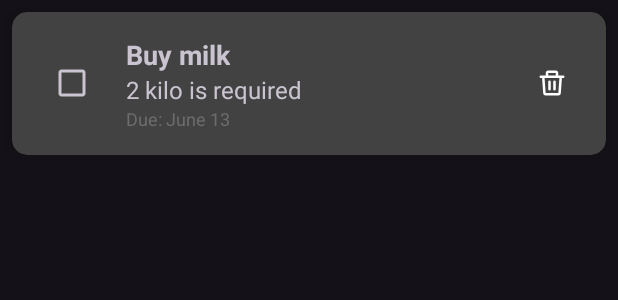
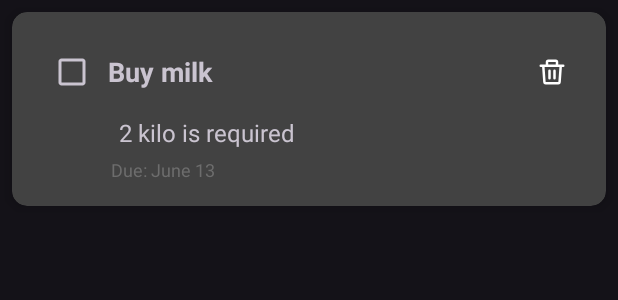
Before and after one commit to fatimaNoori77/TaskManager-MVVM-Clean, an Android app: the layout item_task.xml on its own in the app's theme, with its tools: preview values and no code run, on a phone screen of 412 x 824 dp. Shown: the top 300 px of the screen. Run offline under Robolectric (Android 15) with nearby library versions, the phone set to English and light mode, and no system bars; network calls fail.

Commit message:
add time picker, fix some ui bug, show time in task list

```diff
--- a/app/src/main/java/ir/noori/taskmanager/presentation/notification/NotificationHelper.kt
+++ b/app/src/main/java/ir/noori/taskmanager/presentation/notification/NotificationHelper.kt
@@ -5,6 +5,7 @@ import android.app.NotificationManager
 import android.app.PendingIntent
 import android.content.Context
 import android.content.Intent
+import android.graphics.BitmapFactory
 import android.os.Build
 import androidx.core.app.NotificationCompat
 import ir.noori.taskmanager.R
@@ -40,6 +41,7 @@ object NotificationHelper {
 
         val notification = NotificationCompat.Builder(context, CHANNEL_ID)
             .setSmallIcon(R.drawable.launcher)
+            .setLargeIcon(BitmapFactory.decodeResource(context.resources, R.drawable.launcher))
             .setContentTitle(title)
             .setContentText(description)
             .setAutoCancel(true)
--- a/app/src/main/java/ir/noori/taskmanager/presentation/ui/tasklist/TaskAdapter.kt
+++ b/app/src/main/java/ir/noori/taskmanager/presentation/ui/tasklist/TaskAdapter.kt
@@ -33,7 +33,7 @@ class TaskAdapter(
             }
             txtDueDate.text = buildSpannedString {
                 append("Due: ")
-                append(SimpleDateFormat("MMM dd", Locale.getDefault()).format(Date(task.dueDate)))
+                append(SimpleDateFormat("MMM dd HH:mm", Locale.getDefault()).format(Date(task.dueDate)))
             }
             chbDoneTask.isChecked = task.isDone
 
--- a/app/src/main/res/drawable/launcher.xml
+++ b/app/src/main/res/drawable/launcher.xml
@@ -3,6 +3,7 @@
     android:height="48dp"
     android:viewportWidth="256"
     android:viewportHeight="256">
+
   <path
       android:pathData="M224,0H32C14.36,0.04 0.06,14.34 0,32v192c0,17.6 14.4,32 32,32h192c17.6,0 32,-14.4 32,-32V32c0,-17.6 -14.4,-32 -32,-32"
       android:fillColor="#e44332"/>
--- a/app/src/main/res/layout/dialog_add_task.xml
+++ b/app/src/main/res/layout/dialog_add_task.xml
@@ -62,6 +62,11 @@
 
             <com.google.android.material.textfield.TextInputEditText
                 android:id="@+id/editTextDeadline"
+                android:focusable="false"
+                android:cursorVisible="false"
+                android:longClickable="false"
+                android:inputType="none"
+                android:clickable="true"
                 android:layout_width="match_parent"
                 android:layout_height="wrap_content"/>
 
--- a/app/src/main/res/layout/item_task.xml
+++ b/app/src/main/res/layout/item_task.xml
@@ -1,9 +1,9 @@
 <?xml version="1.0" encoding="utf-8"?>
 <androidx.cardview.widget.CardView xmlns:android="http://schemas.android.com/apk/res/android"
+    xmlns:app="http://schemas.android.com/apk/res-auto"
+    xmlns:tools="http://schemas.android.com/tools"
     android:layout_width="match_parent"
     android:layout_height="wrap_content"
-    xmlns:tools="http://schemas.android.com/tools"
-    xmlns:app="http://schemas.android.com/apk/res-auto"
     android:layout_margin="8dp"
     app:cardCornerRadius="10dp"
     app:cardElevation="5dp">
@@ -12,45 +12,28 @@
         android:layout_width="match_parent"
         android:layout_height="wrap_content"
         android:gravity="center_vertical"
-        android:orientation="horizontal"
+        android:orientation="vertical"
         android:padding="16dp">
+
+        <LinearLayout
+            android:layout_width="match_parent"
+            android:layout_height="wrap_content"
+            android:gravity="center_vertical"
+            android:orientation="horizontal">
 
             <CheckBox
                 android:id="@+id/chbDoneTask"
                 android:layout_width="wrap_content"
                 android:layout_height="wrap_content" />
 
-        <LinearLayout
-            android:layout_width="0dp"
-            android:layout_height="wrap_content"
-            android:layout_marginStart="12dp"
-            android:layout_weight="1"
-            android:orientation="vertical">
-
             <TextView
                 android:id="@+id/txtTaskTitle"
-                android:layout_width="wrap_content"
+                android:layout_width="0dp"
+                android:layout_weight="1"
                 android:layout_height="wrap_content"
-                tools:text="Buy milk"
                 android:textSize="18sp"
-                android:textStyle="bold" />
-
-            <TextView
-                android:id="@+id/txtTaskDescription"
-                android:layout_width="wrap_content"
-                android:layout_height="wrap_content"
-                tools:text="2 kilo is required"
-                android:textSize="16sp"
-                android:textStyle="normal" />
-
-            <TextView
-                android:id="@+id/txtDueDate"
-                android:layout_width="wrap_content"
-                android:layout_height="wrap_content"
-                tools:text="Due: June 13"
-                android:textColor="@color/gray"
-                android:textSize="12sp" />
-        </LinearLayout>
+                android:textStyle="bold"
+                tools:text="Buy milk" />
 
             <ImageButton
                 android:id="@+id/btnDelete"
@@ -58,6 +41,28 @@
                 android:layout_height="40dp"
                 android:background="?attr/selectableItemBackgroundBorderless"
                 android:src="@drawable/ic_delete" />
+
+        </LinearLayout>
+
+        <TextView
+            android:id="@+id/txtTaskDescription"
+            android:layout_width="match_parent"
+            android:layout_height="wrap_content"
+            android:textSize="16sp"
+            android:textStyle="normal"
+            android:padding="5dp"
+            android:layout_marginStart="50dp"
+            tools:text="2 kilo is required" />
+
+        <TextView
+            android:id="@+id/txtDueDate"
+            android:layout_width="wrap_content"
+            android:layout_height="wrap_content"
+            android:textColor="@color/gray"
+            android:layout_marginStart="50dp"
+            android:textSize="12sp"
+            tools:text="Due: June 13" />
+
     </LinearLayout>
 
 </androidx.cardview.widget.CardView>
```
Also changed, not shown: app/src/main/java/ir/noori/taskmanager/presentation/ui/taskdetails/TaskDetailFragment.kt (deleted, +0 -60 lines), app/src/main/java/ir/noori/taskmanager/presentation/ui/tasklist/MainActivity.kt (+26 -15 lines). Lines whose indentation alone changed are shown as unchanged.
